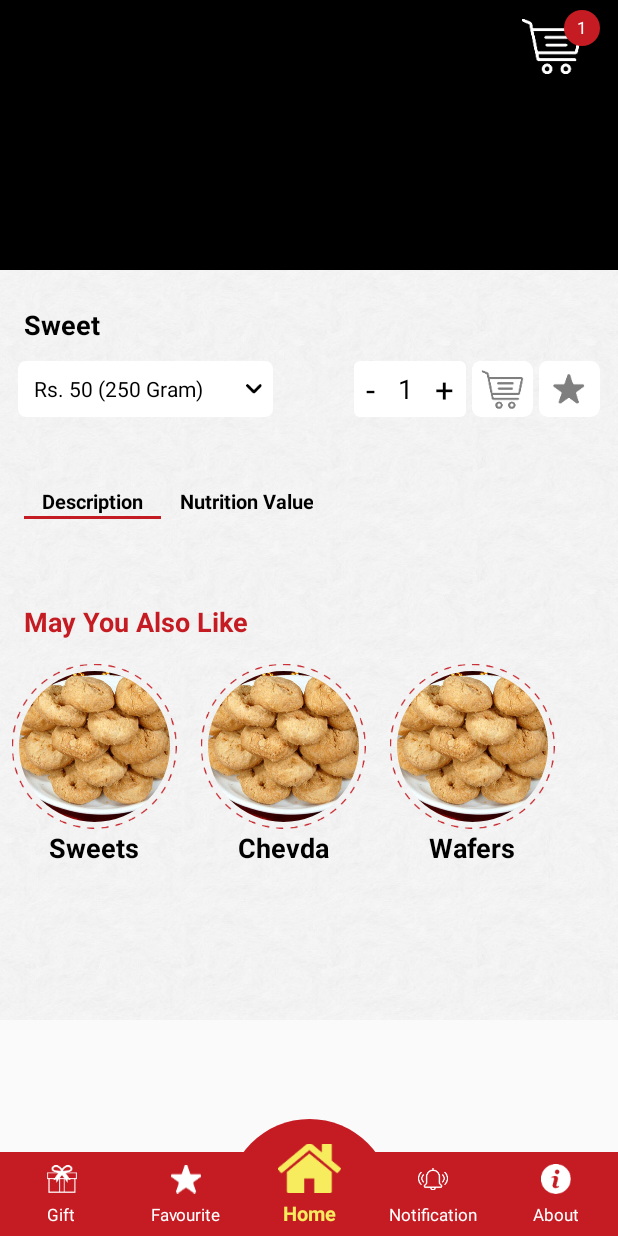
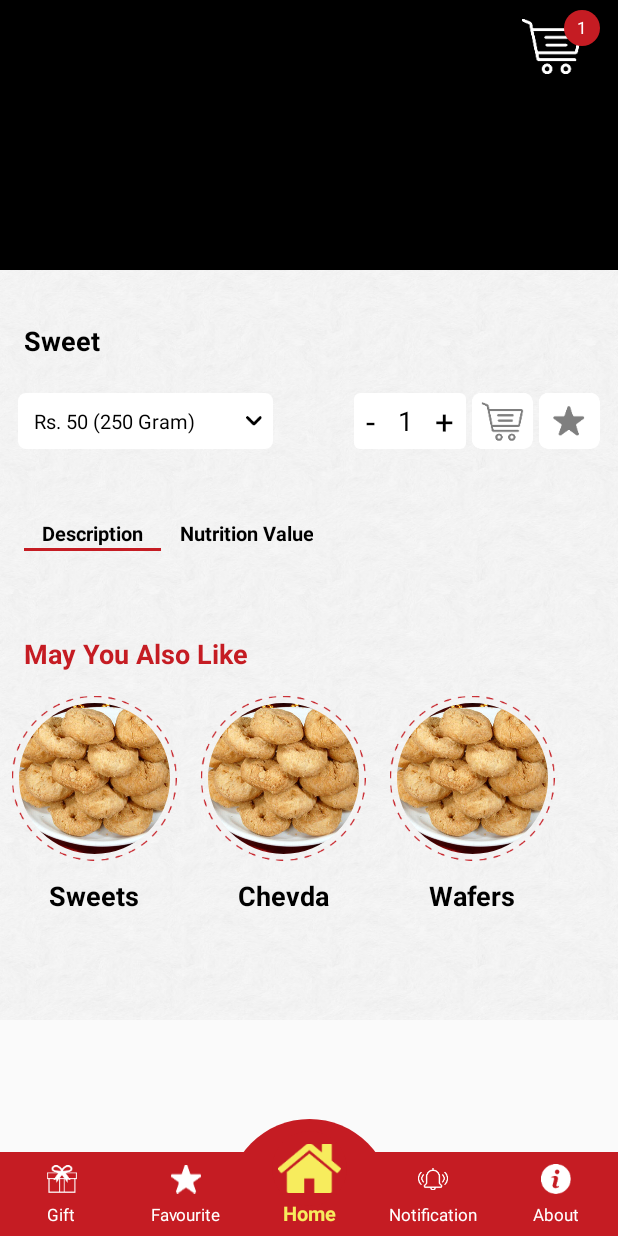
Before and after one commit to kishansolanki124/Khavdawala, an Android app: the fragment ProductDetailFragment placed in its activity, on a phone screen of 412 x 824 dp. Run offline under Robolectric (Android 15) with nearby library versions, the phone set to English and light mode, and no system bars; network calls fail; pictures from the network do not load; 3 statements that could not run were skipped.

```diff
--- a/app/src/main/java/com/app/khavdawala/ui/adapter/FavoriteProductListAdapter.kt
+++ b/app/src/main/java/com/app/khavdawala/ui/adapter/FavoriteProductListAdapter.kt
@@ -136,7 +136,7 @@ class FavoriteProductListAdapter(
             stateList.add("Rs. 100 (500 Gram)")
             val adapter: ArrayAdapter<String> = ArrayAdapter(
                 spStateGujaratiSamaj.context,
-                R.layout.simple_spinner_dropdown_item,
+                R.layout.spinner_display_item,
                 stateList
             )
 
--- a/app/src/main/java/com/app/khavdawala/ui/fragment/ProductDetailFragment.kt
+++ b/app/src/main/java/com/app/khavdawala/ui/fragment/ProductDetailFragment.kt
@@ -77,11 +77,11 @@ class ProductDetailFragment : Fragment() {
         stateList.add("Rs. 100 (500 Gram)")
         val adapter: ArrayAdapter<String> = ArrayAdapter(
             binding.spStateGujaratiSamaj.context,
-            R.layout.simple_spinner_dropdown_item,
+            R.layout.spinner_display_item,
             stateList
         )
 
-        adapter.setDropDownViewResource(R.layout.display_spinner_dropdown_item)
+        adapter.setDropDownViewResource(R.layout.spinner_dropdown_item)
 
         binding.spStateGujaratiSamaj.adapter = adapter
 
--- a/app/src/main/res/layout/simple_spinner_dropdown_item.xml
+++ b/app/src/main/res/layout/spinner_display_item.xml
@@ -1,11 +1,12 @@
 <?xml version="1.0" encoding="utf-8"?>
 <androidx.appcompat.widget.AppCompatTextView xmlns:android="http://schemas.android.com/apk/res/android"
+    xmlns:app="http://schemas.android.com/apk/res-auto"
     android:id="@android:id/text1"
     android:layout_width="match_parent"
     android:layout_height="wrap_content"
-    android:layout_margin="@dimen/dp_5"
+    android:drawableEnd="@drawable/drop_down_icon"
+    android:paddingHorizontal="@dimen/dp_10"
     android:paddingVertical="@dimen/dp_5"
-    android:paddingStart="@dimen/dp_10"
-    android:paddingEnd="@dimen/dp_50"
-    android:textColor="@android:color/black"
-    android:textSize="@dimen/sp_16" />
+    android:textColor="@color/black"
+    android:textSize="@dimen/sp_14"
+    app:drawableTint="@android:color/transparent" />
--- a/app/src/main/res/layout/display_spinner_dropdown_item.xml
+++ b/app/src/main/res/layout/spinner_dropdown_item.xml
@@ -3,8 +3,8 @@
     android:id="@android:id/text1"
     android:layout_width="match_parent"
     android:layout_height="wrap_content"
-    android:paddingEnd="@dimen/dp_50"
-    android:paddingStart="@dimen/dp_10"
+    android:layout_margin="@dimen/dp_5"
+    android:paddingHorizontal="@dimen/dp_10"
     android:paddingVertical="@dimen/dp_5"
     android:textColor="@color/black"
     android:textSize="@dimen/sp_16" />
--- a/app/src/main/res/values/styles.xml
+++ b/app/src/main/res/values/styles.xml
@@ -127,7 +127,8 @@
     <style name="ProductTitle">
         <item name="android:layout_width">wrap_content</item>
         <item name="android:layout_height">wrap_content</item>
-        <item name="android:gravity">center_horizontal</item>
+        <item name="android:gravity">center</item>
+        <item name="android:minLines">2</item>
         <item name="android:textColor">@color/black</item>
         <item name="android:textSize">@dimen/sp_20</item>
         <item name="android:textStyle">bold</item>
```
Also changed, not shown: app/src/main/java/com/app/khavdawala/pojo/response/ProductListResponse.kt (+6 -2 lines), app/src/main/java/com/app/khavdawala/ui/adapter/CategoryProductListAdapter.kt (+6 -7 lines).
